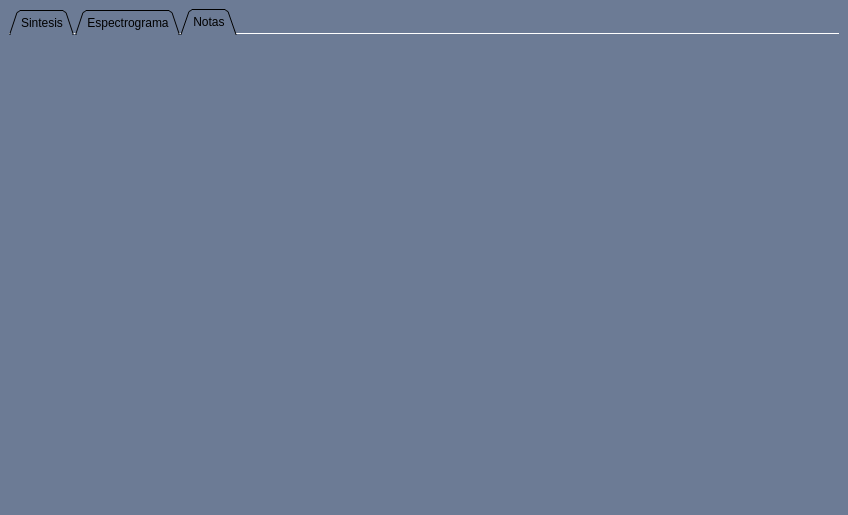
First picture: the form in ProgramaPrincipal/FrontEnd/designer/main_window.ui, repository grupo-1-ASSD-E2/ASSD-TP2, before the edit.
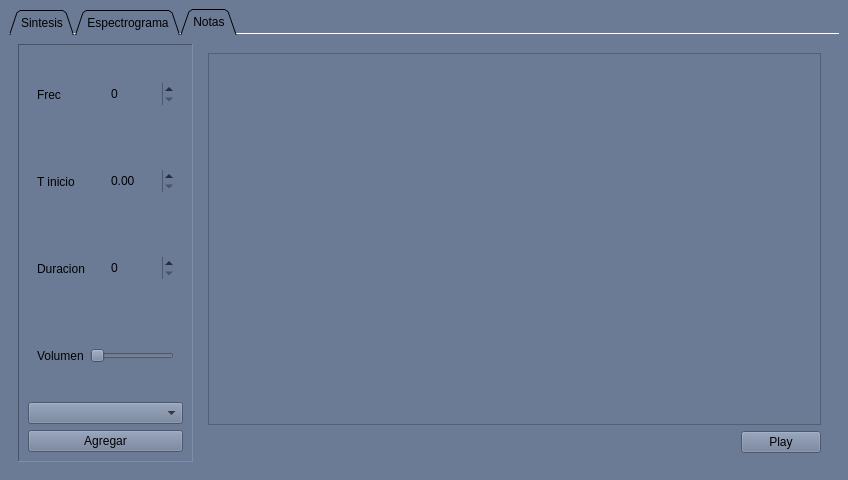
Second picture: the form after the edit. The open tabs and pages were chosen to show the change. Icons and pictures are not drawn. Custom widgets are drawn as their Qt base class.

What changed in the file:
```diff
--- a/ProgramaPrincipal/FrontEnd/designer/main_window.ui
+++ b/ProgramaPrincipal/FrontEnd/designer/main_window.ui
@@ -10,7 +10,7 @@
     <x>0</x>
     <y>0</y>
     <width>848</width>
-    <height>515</height>
+    <height>480</height>
    </rect>
   </property>
   <property name="sizePolicy">
@@ -464,6 +464,173 @@
        <attribute name="title">
         <string>Notas</string>
        </attribute>
+       <layout class="QHBoxLayout" name="horizontalLayout_7">
+        <item>
+         <widget class="QFrame" name="frame_3">
+          <property name="sizePolicy">
+           <sizepolicy hsizetype="Maximum" vsizetype="Preferred">
+            <horstretch>0</horstretch>
+            <verstretch>0</verstretch>
+           </sizepolicy>
+          </property>
+          <property name="frameShape">
+           <enum>QFrame::Panel</enum>
+          </property>
+          <property name="frameShadow">
+           <enum>QFrame::Sunken</enum>
+          </property>
+          <layout class="QVBoxLayout" name="verticalLayout_8">
+           <item>
+            <widget class="QWidget" name="widget_7" native="true">
+             <layout class="QHBoxLayout" name="horizontalLayout_8">
+              <item>
+               <widget class="QLabel" name="label_4">
+                <property name="text">
+                 <string>Frec</string>
+                </property>
+               </widget>
+              </item>
+              <item>
+               <widget class="QSpinBox" name="note_freq">
+                <property name="frame">
+                 <bool>false</bool>
+                </property>
+               </widget>
+              </item>
+             </layout>
+            </widget>
+           </item>
+           <item>
+            <widget class="QWidget" name="widget_8" native="true">
+             <layout class="QHBoxLayout" name="horizontalLayout_11">
+              <item>
+               <widget class="QLabel" name="label_5">
+                <property name="text">
+                 <string>T inicio</string>
+                </property>
+               </widget>
+              </item>
+              <item>
+               <widget class="QDoubleSpinBox" name="note_time">
+                <property name="frame">
+                 <bool>false</bool>
+                </property>
+               </widget>
+              </item>
+             </layout>
+            </widget>
+           </item>
+           <item>
+            <widget class="QWidget" name="widget_9" native="true">
+             <layout class="QHBoxLayout" name="horizontalLayout_12">
+              <item>
+               <widget class="QLabel" name="label_6">
+                <property name="text">
+                 <string>Duracion</string>
+                </property>
+               </widget>
+              </item>
+              <item>
+               <widget class="QSpinBox" name="note_duration">
+                <property name="frame">
+                 <bool>false</bool>
+                </property>
+               </widget>
+              </item>
+             </layout>
+            </widget>
+           </item>
+           <item>
+            <widget class="QWidget" name="widget_10" native="true">
+             <layout class="QHBoxLayout" name="horizontalLayout_13">
+              <item>
+               <widget class="QLabel" name="label_7">
+                <property name="text">
+                 <string>Volumen</string>
+                </property>
+               </widget>
+              </item>
+              <item>
+               <widget class="QSlider" name="note_volume">
+                <property name="orientation">
+                 <enum>Qt::Horizontal</enum>
+                </property>
+               </widget>
+              </item>
+             </layout>
+            </widget>
+           </item>
+           <item>
+            <widget class="QComboBox" name="note_instrument"/>
+           </item>
+           <item>
+            <widget class="QPushButton" name="note_add">
+             <property name="text">
+              <string>Agregar</string>
+             </property>
+            </widget>
+           </item>
+          </layout>
+         </widget>
+        </item>
+        <item>
+         <widget class="QWidget" name="widget_6" native="true">
+          <property name="layoutDirection">
+           <enum>Qt::RightToLeft</enum>
+          </property>
+          <layout class="QVBoxLayout" name="verticalLayout_9">
+           <item>
+            <widget class="QScrollArea" name="scrollArea">
+             <property name="widgetResizable">
+              <bool>true</bool>
+             </property>
+             <widget class="QWidget" name="note_area">
+              <property name="geometry">
+               <rect>
+                <x>0</x>
+                <y>0</y>
+                <width>98</width>
+                <height>28</height>
+               </rect>
+              </property>
+              <layout class="QVBoxLayout" name="verticalLayout_10">
+               <item>
+                <spacer name="verticalSpacer_3">
+                 <property name="orientation">
+                  <enum>Qt::Vertical</enum>
+                 </property>
+                 <property name="sizeHint" stdset="0">
+                  <size>
+                   <width>20</width>
+                   <height>356</height>
+                  </size>
+                 </property>
+                </spacer>
+               </item>
+              </layout>
+             </widget>
+            </widget>
+           </item>
+           <item>
+            <widget class="QPushButton" name="note_play">
+             <property name="sizePolicy">
+              <sizepolicy hsizetype="Maximum" vsizetype="Fixed">
+               <horstretch>0</horstretch>
+               <verstretch>0</verstretch>
+              </sizepolicy>
+             </property>
+             <property name="layoutDirection">
+              <enum>Qt::RightToLeft</enum>
+             </property>
+             <property name="text">
+              <string>Play</string>
+             </property>
+            </widget>
+           </item>
+          </layout>
+         </widget>
+        </item>
+       </layout>
       </widget>
      </widget>
     </item>
```
Left out of the diff: 121 changed lines with no effect on the pictures.
